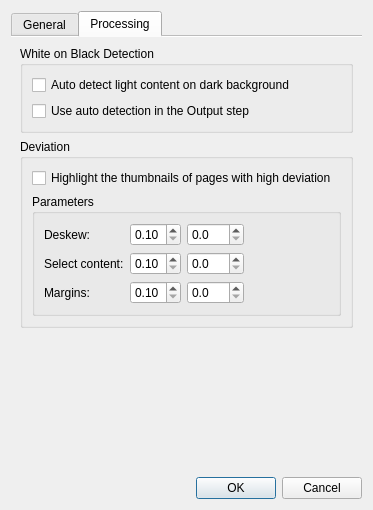
This is src/app/SettingsDialog.ui in 2ndmax/scantailor-ocr as Qt 5 draws it before an edit. The edited form follows.
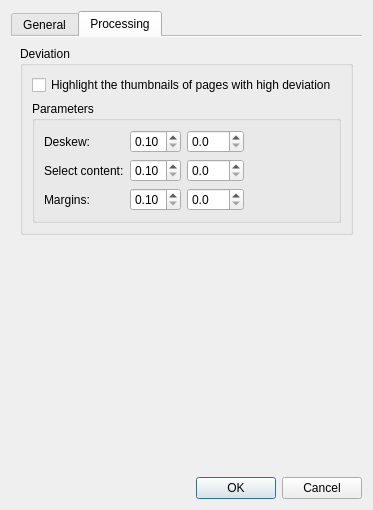
This is the edited form. The open tabs and pages were chosen to show the change.

Commit message: feat: store the settings for whole projects in the project and the profiles

Diff of the .ui file:
```diff
--- a/src/app/SettingsDialog.ui
+++ b/src/app/SettingsDialog.ui
@@ -383,35 +383,6 @@
        <string>Processing</string>
       </attribute>
       <layout class="QVBoxLayout" name="verticalLayout_5">
-       <item>
-        <widget class="QGroupBox" name="groupBox_4">
-         <property name="title">
-          <string>White on Black Detection</string>
-         </property>
-         <layout class="QVBoxLayout" name="verticalLayout_6" stretch="0,0">
-          <item>
-           <widget class="QCheckBox" name="blackOnWhiteDetectionCB">
-            <property name="toolTip">
-             <string>Detects pages with light content on a dark background, such as white text on black, and inverts them internally so that deskewing, content detection and the output work correctly. Turned off, all pages count as dark content on a light background. The detection runs once per page during deskewing, so changing this setting doesn't affect pages that are deskewed already.</string>
-            </property>
-            <property name="text">
-             <string>Auto detect light content on dark background</string>
-            </property>
-           </widget>
-          </item>
-          <item>
-           <widget class="QCheckBox" name="blackOnWhiteDetectionAtOutputCB">
-            <property name="toolTip">
-             <string>Also sets &quot;Dark content on a light background&quot; in the Output step according to the detection. Turned off, the detection only helps deskewing and content detection, and the Output step treats all pages as dark content on a light background. A change made by hand in the Output step always takes precedence.</string>
-            </property>
-            <property name="text">
-             <string>Use auto detection in the Output step</string>
-            </property>
-           </widget>
-          </item>
-         </layout>
-        </widget>
-       </item>
        <item>
         <widget class="QGroupBox" name="groupBox_3">
          <property name="title">
```
The commit also changes 45 other files.
